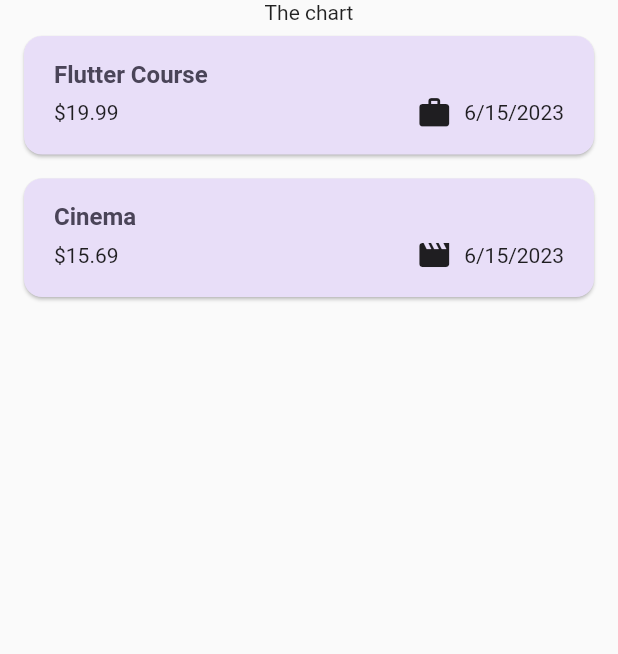
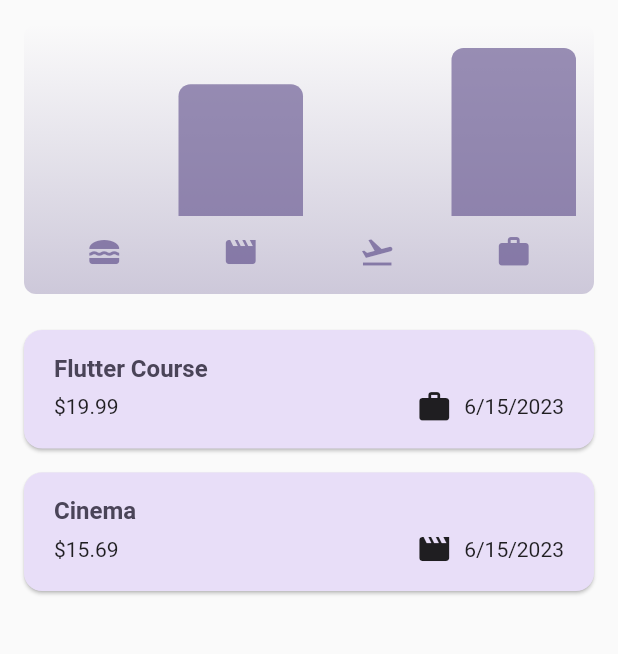
Before and after one commit to zebedal/expense_tracker, a Flutter app: the screen it shows after launch, on a phone screen of 412 x 824 dp, the part 84-738 px from its top. Run offline on Flutter 3.47's test engine with Material 2 defaults, Android fonts, the phone set to English and light mode, and no system bars.

Commit message:
added the expense charts

```diff
--- a/lib/models/expense.dart
+++ b/lib/models/expense.dart
@@ -33,3 +33,25 @@ class Expense {
     return formatter.format(date);
   }
 }
+
+// this is for the chart
+class ExpenseBucket {
+  const ExpenseBucket({required this.category, required this.expenses});
+
+  ExpenseBucket.forCategory(List<Expense> allExpenses, this.category)
+      : expenses = allExpenses
+            .where((expense) => expense.category == category)
+            .toList();
+
+  final Category category;
+  final List<Expense> expenses;
+
+  double get totalExpenses {
+    double sum = 0;
+
+    for (final expense in expenses) {
+      sum += expense.amount;
+    }
+    return sum;
+  }
+}
--- /dev/null
+++ b/lib/widgets/chart/chart.dart
@@ -0,0 +1,95 @@
+import 'package:flutter/material.dart';
+
+import 'package:expense_tracker/widgets/chart/chart_bar.dart';
+import 'package:expense_tracker/models/expense.dart';
+
+class Chart extends StatelessWidget {
+  const Chart({super.key, required this.expenses});
+
+  final List<Expense> expenses;
+
+  List<ExpenseBucket> get buckets {
+    return [
+      ExpenseBucket.forCategory(expenses, Category.food),
+      ExpenseBucket.forCategory(expenses, Category.leisure),
+      ExpenseBucket.forCategory(expenses, Category.travel),
+      ExpenseBucket.forCategory(expenses, Category.work),
+    ];
+  }
+
+  double get maxTotalExpense {
+    double maxTotalExpense = 0;
+
+    for (final bucket in buckets) {
+      if (bucket.totalExpenses > maxTotalExpense) {
+        maxTotalExpense = bucket.totalExpenses;
+      }
+    }
+
+    return maxTotalExpense;
+  }
+
+  @override
+  Widget build(BuildContext context) {
+    final isDarkMode =
+        MediaQuery.of(context).platformBrightness == Brightness.dark;
+    return Container(
+      margin: const EdgeInsets.all(16),
+      padding: const EdgeInsets.symmetric(
+        vertical: 16,
+        horizontal: 8,
+      ),
+      width: double.infinity,
+      height: 180,
+      decoration: BoxDecoration(
+        borderRadius: BorderRadius.circular(8),
+        gradient: LinearGradient(
+          colors: [
+            Theme.of(context).colorScheme.primary.withOpacity(0.3),
+            Theme.of(context).colorScheme.primary.withOpacity(0.0)
+          ],
+          begin: Alignment.bottomCenter,
+          end: Alignment.topCenter,
+        ),
+      ),
+      child: Column(
+        children: [
+          Expanded(
+            child: Row(
+              crossAxisAlignment: CrossAxisAlignment.end,
+              children: [
+                for (final bucket in buckets) // alternative to map()
+                  ChartBar(
+                    fill: bucket.totalExpenses == 0
+                        ? 0
+                        : bucket.totalExpenses / maxTotalExpense,
+                  )
+              ],
+            ),
+          ),
+          const SizedBox(height: 12),
+          Row(
+            children: buckets
+                .map(
+                  (bucket) => Expanded(
+                    child: Padding(
+                      padding: const EdgeInsets.symmetric(horizontal: 4),
+                      child: Icon(
+                        categoryItems[bucket.category],
+                        color: isDarkMode
+                            ? Theme.of(context).colorScheme.secondary
+                            : Theme.of(context)
+                                .colorScheme
+                                .primary
+                                .withOpacity(0.7),
+                      ),
+                    ),
+                  ),
+                )
+                .toList(),
+          )
+        ],
+      ),
+    );
+  }
+}
--- /dev/null
+++ b/lib/widgets/chart/chart_bar.dart
@@ -0,0 +1,34 @@
+import 'package:flutter/material.dart';
+
+class ChartBar extends StatelessWidget {
+  const ChartBar({
+    super.key,
+    required this.fill,
+  });
+
+  final double fill;
+
+  @override
+  Widget build(BuildContext context) {
+    final isDarkMode =
+        MediaQuery.of(context).platformBrightness == Brightness.dark;
+    return Expanded(
+      child: Padding(
+        padding: const EdgeInsets.symmetric(horizontal: 4),
+        child: FractionallySizedBox(
+          heightFactor: fill,
+          child: DecoratedBox(
+            decoration: BoxDecoration(
+              shape: BoxShape.rectangle,
+              borderRadius:
+                  const BorderRadius.vertical(top: Radius.circular(8)),
+              color: isDarkMode
+                  ? Theme.of(context).colorScheme.secondary
+                  : Theme.of(context).colorScheme.primary.withOpacity(0.65),
+            ),
+          ),
+        ),
+      ),
+    );
+  }
+}
--- a/lib/widgets/expenses.dart
+++ b/lib/widgets/expenses.dart
@@ -1,3 +1,4 @@
+import 'package:expense_tracker/widgets/chart/chart.dart';
 import 'package:expense_tracker/widgets/expenses_list/expenses_list.dart';
 import 'package:expense_tracker/widgets/new_expense.dart';
 import 'package:flutter/material.dart';
@@ -90,7 +91,7 @@ class _ExpensesState extends State<Expenses> {
       ),
       body: Column(
         children: [
-          const Text('The chart'),
+          Chart(expenses: _registeredExpenses),
           Expanded(
             child: mainContent,
           ),
```
